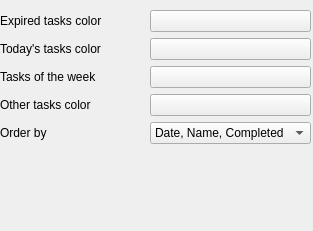
Old version of the form tasks/src/appearanceconfig.ui in the repository KDE/akonadi-google-applets.
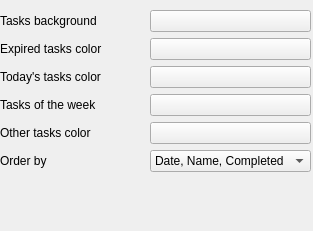
New version of the form. Custom widgets are drawn as their Qt base class.

Commit message: Add option for tasks background color

The edit to the form file:
```diff
--- a/tasks/src/appearanceconfig.ui
+++ b/tasks/src/appearanceconfig.ui
@@ -10,45 +10,75 @@
     <height>231</height>
    </rect>
   </property>
-  <widget class="QWidget" name="">
+  <widget class="QWidget" name="layoutWidget">
    <property name="geometry">
     <rect>
      <x>0</x>
      <y>10</y>
      <width>311</width>
-     <height>138</height>
+     <height>165</height>
     </rect>
    </property>
    <layout class="QGridLayout" name="gridLayout">
-    <item row="0" column="0">
+    <item row="5" column="1">
+     <widget class="QComboBox" name="orderBy">
+      <property name="enabled">
+       <bool>true</bool>
+      </property>
+      <property name="sizeAdjustPolicy">
+       <enum>QComboBox::AdjustToContents</enum>
+      </property>
+      <item>
+       <property name="text">
+        <string>Date, Name, Completed</string>
+       </property>
+      </item>
+      <item>
+       <property name="text">
+        <string>Name, Date, Completed</string>
+       </property>
+      </item>
+      <item>
+       <property name="text">
+        <string>Completed, Date, Name</string>
+       </property>
+      </item>
+      <item>
+       <property name="text">
+        <string>Completed, Name, Date</string>
+       </property>
+      </item>
+     </widget>
+    </item>
+    <item row="1" column="0">
      <widget class="QLabel" name="label">
       <property name="text">
        <string>Expired tasks color</string>
       </property>
      </widget>
     </item>
-    <item row="1" column="0">
+    <item row="2" column="0">
      <widget class="QLabel" name="label_2">
       <property name="text">
        <string>Today's tasks color</string>
       </property>
      </widget>
     </item>
-    <item row="3" column="0">
+    <item row="4" column="0">
      <widget class="QLabel" name="label_4">
       <property name="text">
        <string>Other tasks color</string>
       </property>
      </widget>
     </item>
-    <item row="4" column="0">
+    <item row="5" column="0">
      <widget class="QLabel" name="label_5">
       <property name="text">
        <string>Order by</string>
       </property>
      </widget>
     </item>
-    <item row="0" column="1">
+    <item row="1" column="1">
      <widget class="KColorButton" name="expiredColor">
       <property name="color">
        <color>
@@ -62,7 +92,7 @@
       </property>
      </widget>
     </item>
-    <item row="1" column="1">
+    <item row="2" column="1">
      <widget class="KColorButton" name="todayColor">
       <property name="color">
        <color>
@@ -73,17 +103,17 @@
       </property>
      </widget>
     </item>
-    <item row="3" column="1">
+    <item row="4" column="1">
      <widget class="KColorButton" name="otherColor"/>
     </item>
-    <item row="2" column="0">
+    <item row="3" column="0">
      <widget class="QLabel" name="label_3">
       <property name="text">
        <string>Tasks of the week</string>
       </property>
      </widget>
     </item>
-    <item row="2" column="1">
+    <item row="3" column="1">
      <widget class="KColorButton" name="weekColor">
       <property name="color">
        <color>
@@ -94,34 +124,22 @@
       </property>
      </widget>
     </item>
-    <item row="4" column="1">
-     <widget class="QComboBox" name="orderBy">
-      <property name="enabled">
-       <bool>true</bool>
+    <item row="0" column="0">
+     <widget class="QLabel" name="label_6">
+      <property name="text">
+       <string>Tasks background</string>
       </property>
-      <property name="sizeAdjustPolicy">
-       <enum>QComboBox::AdjustToContents</enum>
+     </widget>
+    </item>
+    <item row="0" column="1">
+     <widget class="KColorButton" name="backgroundColor">
+      <property name="defaultColor">
+       <color>
+        <red>48</red>
+        <green>48</green>
+        <blue>48</blue>
+       </color>
       </property>
-      <item>
-       <property name="text">
-        <string>Date, Name, Completed</string>
-       </property>
-      </item>
-      <item>
-       <property name="text">
-        <string>Name, Date, Completed</string>
-       </property>
-      </item>
-      <item>
-       <property name="text">
-        <string>Completed, Date, Name</string>
-       </property>
-      </item>
-      <item>
-       <property name="text">
-        <string>Completed, Name, Date</string>
-       </property>
-      </item>
      </widget>
     </item>
    </layout>
```
The commit also changes 5 other files.
